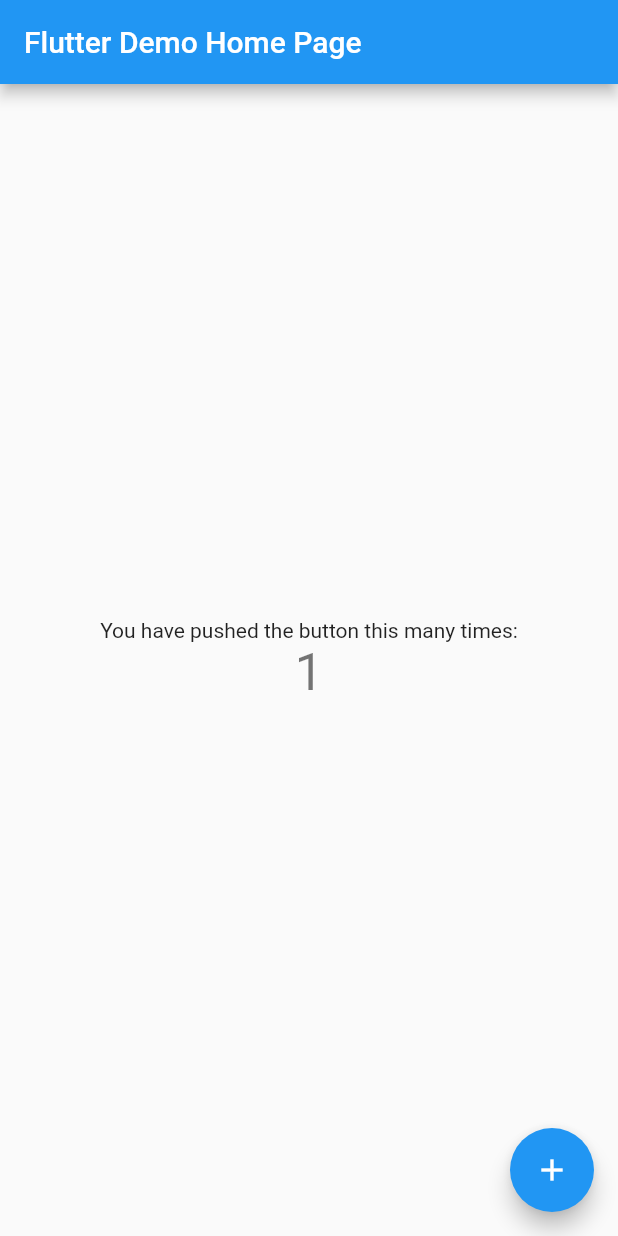
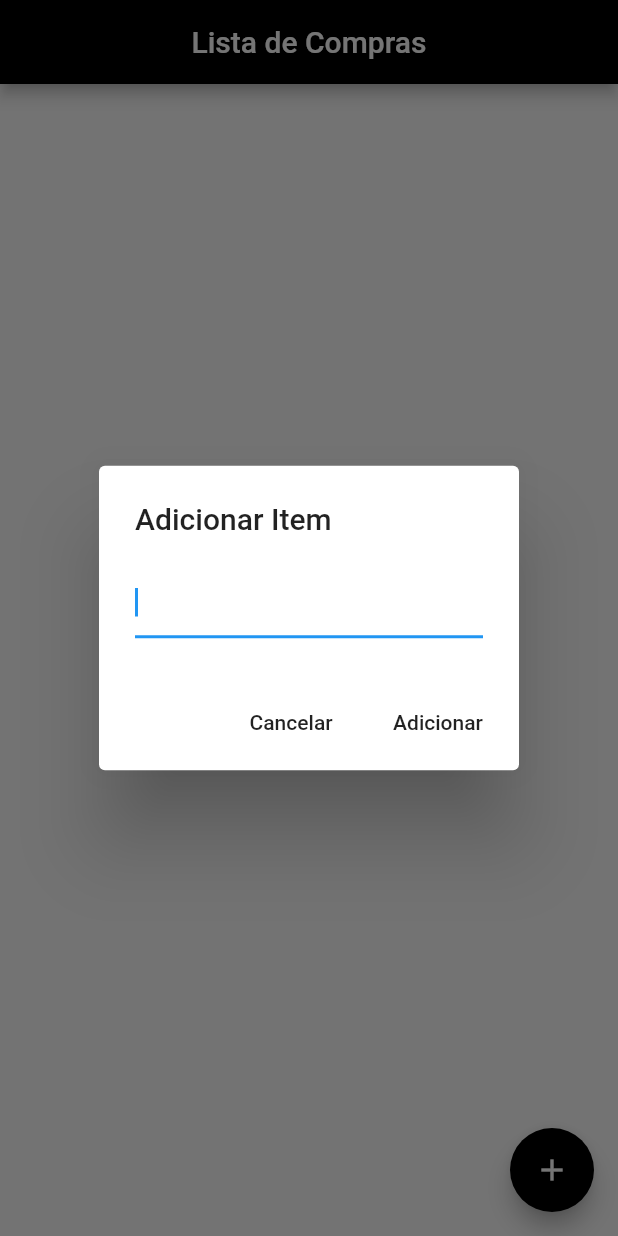
Before and after one commit to Wendryos/ShoppingList, a Flutter app: the screen it shows after launch, after a tap on the "add" icon, on a phone screen of 412 x 824 dp. Run offline on Flutter 3.47's test engine with Material 2 defaults, Android fonts, the phone set to English and light mode, and no system bars.

Commit message:
Finalizando

```diff
--- a/lib/main.dart
+++ b/lib/main.dart
@@ -1,115 +1,16 @@
 import 'package:flutter/material.dart';
+import 'package:shopping_list/ui/list_screen.dart';
 
-void main() {
-  runApp(const MyApp());
-}
+void main() => runApp(const MyApp());
 
 class MyApp extends StatelessWidget {
   const MyApp({Key? key}) : super(key: key);
 
-  // This widget is the root of your application.
   @override
   Widget build(BuildContext context) {
-    return MaterialApp(
-      title: 'Flutter Demo',
-      theme: ThemeData(
-        // This is the theme of your application.
-        //
-        // Try running your application with "flutter run". You'll see the
-        // application has a blue toolbar. Then, without quitting the app, try
-        // changing the primarySwatch below to Colors.green and then invoke
-        // "hot reload" (press "r" in the console where you ran "flutter run",
-        // or simply save your changes to "hot reload" in a Flutter IDE).
-        // Notice that the counter didn't reset back to zero; the application
-        // is not restarted.
-        primarySwatch: Colors.blue,
-      ),
-      home: const MyHomePage(title: 'Flutter Demo Home Page'),
+    return const MaterialApp(
+      title: 'Lista de Compras',
+      home: ListScreen(),
     );
   }
 }
-
-class MyHomePage extends StatefulWidget {
-  const MyHomePage({Key? key, required this.title}) : super(key: key);
-
-  // This widget is the home page of your application. It is stateful, meaning
-  // that it has a State object (defined below) that contains fields that affect
-  // how it looks.
-
-  // This class is the configuration for the state. It holds the values (in this
-  // case the title) provided by the parent (in this case the App widget) and
-  // used by the build method of the State. Fields in a Widget subclass are
-  // always marked "final".
-
-  final String title;
-
-  @override
-  State<MyHomePage> createState() => _MyHomePageState();
-}
-
-class _MyHomePageState extends State<MyHomePage> {
-  int _counter = 0;
-
-  void _incrementCounter() {
-    setState(() {
-      // This call to setState tells the Flutter framework that something has
-      // changed in this State, which causes it to rerun the build method below
-      // so that the display can reflect the updated values. If we changed
-      // _counter without calling setState(), then the build method would not be
-      // called again, and so nothing would appear to happen.
-      _counter++;
-    });
-  }
-
-  @override
-  Widget build(BuildContext context) {
-    // This method is rerun every time setState is called, for instance as done
-    // by the _incrementCounter method above.
-    //
-    // The Flutter framework has been optimized to make rerunning build methods
-    // fast, so that you can just rebuild anything that needs updating rather
-    // than having to individually change instances of widgets.
-    return Scaffold(
-      appBar: AppBar(
-        // Here we take the value from the MyHomePage object that was created by
-        // the App.build method, and use it to set our appbar title.
-        title: Text(widget.title),
-      ),
-      body: Center(
-        // Center is a layout widget. It takes a single child and positions it
-        // in the middle of the parent.
-        child: Column(
-          // Column is also a layout widget. It takes a list of children and
-          // arranges them vertically. By default, it sizes itself to fit its
-          // children horizontally, and tries to be as tall as its parent.
-          //
-          // Invoke "debug painting" (press "p" in the console, choose the
-          // "Toggle Debug Paint" action from the Flutter Inspector in Android
-          // Studio, or the "Toggle Debug Paint" command in Visual Studio Code)
-          // to see the wireframe for each widget.
-          //
-          // Column has various properties to control how it sizes itself and
-          // how it positions its children. Here we use mainAxisAlignment to
-          // center the children vertically; the main axis here is the vertical
-          // axis because Columns are vertical (the cross axis would be
-          // horizontal).
-          mainAxisAlignment: MainAxisAlignment.center,
-          children: <Widget>[
-            const Text(
-              'You have pushed the button this many times:',
-            ),
-            Text(
-              '$_counter',
-              style: Theme.of(context).textTheme.headline4,
-            ),
-          ],
-        ),
-      ),
-      floatingActionButton: FloatingActionButton(
-        onPressed: _incrementCounter,
-        tooltip: 'Increment',
-        child: const Icon(Icons.add),
-      ), // This trailing comma makes auto-formatting nicer for build methods.
-    );
-  }
-}
--- /dev/null
+++ b/lib/models/item.dart
@@ -0,0 +1,6 @@
+class Item {
+  Item({required this.title, this.isDone = false});
+
+  String title;
+  bool isDone;
+}
--- /dev/null
+++ b/lib/ui/add_item.dart
@@ -0,0 +1,34 @@
+// ignore_for_file: deprecated_member_use
+
+import 'package:flutter/material.dart';
+import 'package:shopping_list/models/item.dart';
+
+class AddItem extends StatelessWidget {
+  final itemC = TextEditingController();
+  AddItem({Key? key}) : super(key: key);
+
+  @override
+  Widget build(BuildContext context) {
+    return AlertDialog(
+      title: const Text('Adicionar Item'),
+      content: TextField(
+        autofocus: true,
+        controller: itemC,
+      ),
+      actions: [
+        FlatButton(
+            onPressed: () {
+              Navigator.of(context).pop();
+            },
+            child: const Text('Cancelar')),
+        FlatButton(
+            onPressed: () {
+              final item = Item(title: itemC.value.text);
+              itemC.clear();
+              Navigator.of(context).pop(item);
+            },
+            child: const Text('Adicionar'))
+      ],
+    );
+  }
+}
--- /dev/null
+++ b/lib/ui/list_screen.dart
@@ -0,0 +1,61 @@
+import 'package:flutter/material.dart';
+import 'package:shopping_list/models/item.dart';
+import 'package:shopping_list/ui/add_item.dart';
+
+class ListScreen extends StatefulWidget {
+  const ListScreen({Key? key}) : super(key: key);
+
+  @override
+  State<ListScreen> createState() => _ListScreenState();
+}
+
+class _ListScreenState extends State<ListScreen> {
+  List<Item> items = [];
+
+  @override
+  Widget build(BuildContext context) {
+    return Scaffold(
+      appBar: AppBar(
+          title: const Text('Lista de Compras'),
+          centerTitle: true,
+          backgroundColor: Colors.black),
+      body: ListView.separated(
+        itemBuilder: (BuildContext context, index) {
+          final item = items[index];
+
+          return ListTile(
+            leading: const CircleAvatar(
+              backgroundColor: Colors.black,
+              child: IconTheme(
+                data: IconThemeData(color: Colors.white),
+                child: Icon(Icons.done),
+              ),
+            ),
+            title:
+                Text(item.title, style: const TextStyle(color: Colors.black)),
+          );
+        },
+        separatorBuilder: (BuildContext context, index) =>
+            const Divider(color: Colors.black),
+        itemCount: items.length,
+      ),
+      floatingActionButton: FloatingActionButton(
+        onPressed: _addItem,
+        backgroundColor: Colors.black,
+        child: const Icon(Icons.add),
+      ),
+    );
+  }
+
+  void _addItem() async {
+    final item = await showDialog<Item>(
+        context: (context),
+        builder: (BuildContext context) {
+          return AddItem();
+        });
+
+    setState(() {
+      items.add(item!);
+    });
+  }
+}
```
